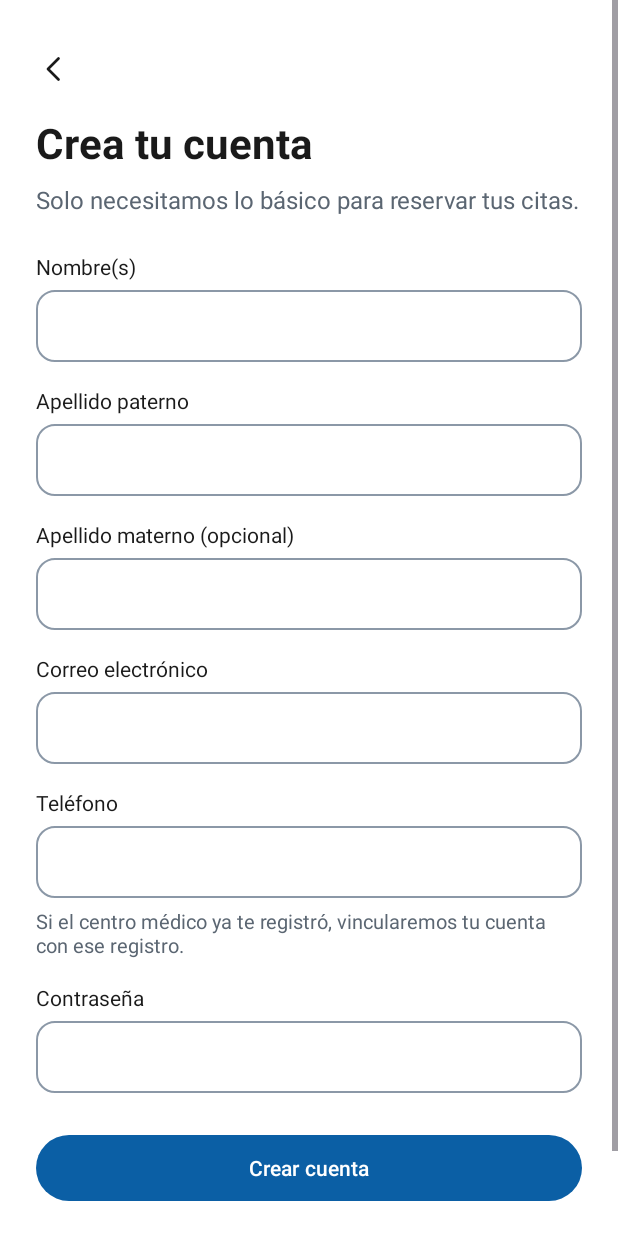
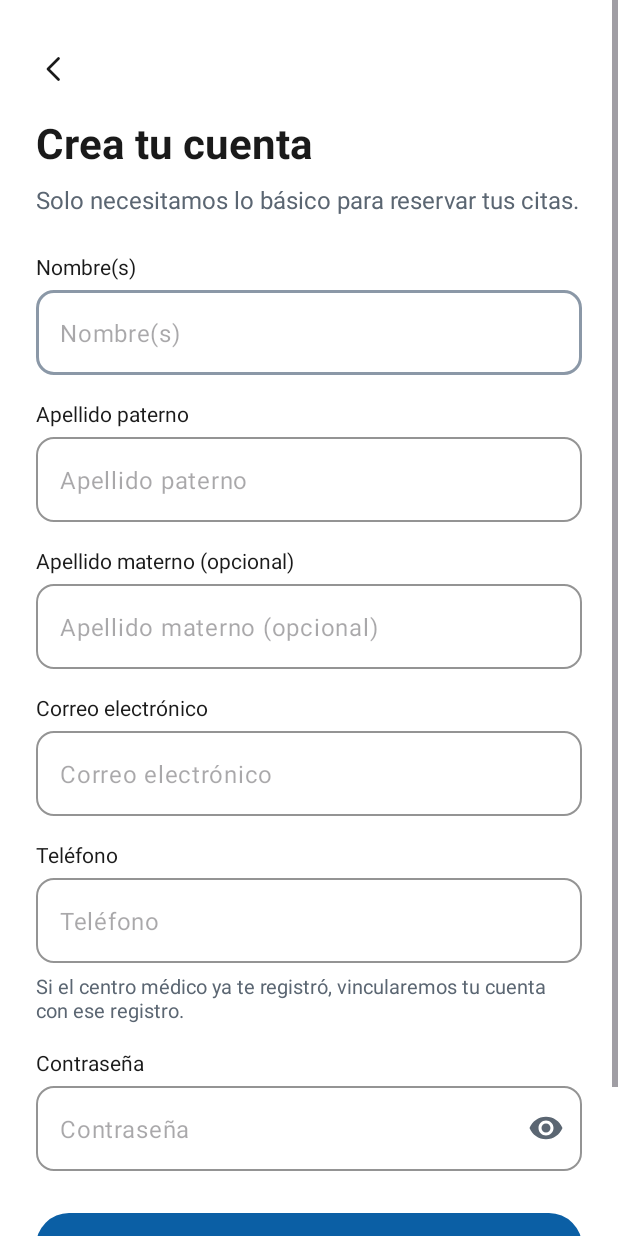
Before and after one commit to Arthur01012/MedicDate-movil, an Android app: the RegistroActivity screen opened directly, with no data from a screen before it, on a phone screen of 412 x 824 dp. Run offline under Robolectric (Android 15) with nearby library versions, the phone set to English and light mode, and no system bars.

Commit message:
--Detalles --Ronaldo Hernandez

```diff
--- a/app/src/main/java/com/example/medicdate/Modelo/RetrofitCliente.kt
+++ b/app/src/main/java/com/example/medicdate/Modelo/RetrofitCliente.kt
@@ -7,13 +7,12 @@ import retrofit2.Retrofit
 import retrofit2.converter.kotlinx.serialization.asConverterFactory
 
 object RetrofitCliente {
-    private const val BASE_URL = "http://192.168.1.10/medicdate_api/"
+    private const val BASE_URL = "http://medicdate.innego.net/web/apis/movile/medicdate_api/"
     private val jsonConfig = Json {
         ignoreUnknownKeys = true
         coerceInputValues = true
         isLenient = true
     }
-
     val apiService: ApiService by lazy {
         val contenType = "application/json".toMediaType()
         Retrofit.Builder()
--- a/app/src/main/java/com/example/medicdate/Presentador/clsPresentadorCuenta.kt
+++ b/app/src/main/java/com/example/medicdate/Presentador/clsPresentadorCuenta.kt
@@ -14,8 +14,7 @@ class clsPresentadorCuenta(private val vista: CuentaActivity) {
         // Si no llego el id, se regresa al login
         if (idUsuario == 0)
         {
-            vista.irALogin()
-            return
+            return vista.irALogin()
         }
 
         CoroutineScope(Dispatchers.Main).launch {
--- a/app/src/main/java/com/example/medicdate/Presentador/clsPresentadorLogin.kt
+++ b/app/src/main/java/com/example/medicdate/Presentador/clsPresentadorLogin.kt
@@ -13,8 +13,7 @@ class clsPresentadorLogin(private val vista: LoginActivity) {
     {
         if (correo.isEmpty() || clave.isEmpty())
         {
-            vista.mostrarError("Escribe tu correo y contraseña")
-            return
+            return vista.mostrarError("Escribe tu correo y contraseña")
         }
 
         CoroutineScope(Dispatchers.Main).launch {
--- a/app/src/main/java/com/example/medicdate/Presentador/clsPresentadorRegistro.kt
+++ b/app/src/main/java/com/example/medicdate/Presentador/clsPresentadorRegistro.kt
@@ -8,14 +8,12 @@ import kotlinx.coroutines.launch
 
 class clsPresentadorRegistro(private val vista: RegistroActivity) {
     private val modelo = clsRegistroModelo()
-
     fun crearCuenta(nombres: String, apellidoPaterno: String, apellidoMaterno: String, correo: String, telefono: String, clave: String)
     {
         // El apellido materno es opcional
         if (nombres.isEmpty() || apellidoPaterno.isEmpty() || correo.isEmpty() || telefono.isEmpty() || clave.isEmpty())
         {
-            vista.mostrarError("Completa todos los campos obligatorios")
-            return
+            return vista.mostrarError("Completa todos los campos obligatorios")
         }
 
         CoroutineScope(Dispatchers.Main).launch {
--- a/app/src/main/java/com/example/medicdate/Vista/LoginActivity.kt
+++ b/app/src/main/java/com/example/medicdate/Vista/LoginActivity.kt
@@ -46,15 +46,12 @@ class LoginActivity : AppCompatActivity() {
     {
         presenter.realizarLogin(txtCorreo.text.toString().trim(), txtClave.text.toString().trim())
     }
-
     fun ejecutarCrearCuenta(v: View)
     {
         startActivity(Intent(this, RegistroActivity::class.java))
     }
-
     fun loginExitoso(idUsuario: Int)
     {
-        // Por ahora abre Cuenta; despues sera la pantalla Explorar
         val intent = Intent(this, CuentaActivity::class.java)
         intent.putExtra("ID_USUARIO", idUsuario)
         startActivity(intent)
--- a/app/src/main/res/layout/activity_registro.xml
+++ b/app/src/main/res/layout/activity_registro.xml
@@ -1,5 +1,6 @@
 <?xml version="1.0" encoding="utf-8"?>
 <FrameLayout xmlns:android="http://schemas.android.com/apk/res/android"
+    xmlns:app="http://schemas.android.com/apk/res-auto"
     xmlns:tools="http://schemas.android.com/tools"
     android:id="@+id/main"
     android:layout_width="match_parent"
@@ -52,15 +53,21 @@
                 android:textColor="@color/texto"
                 android:textSize="14sp" />
 
-            <EditText
+            <com.google.android.material.textfield.TextInputLayout
+                android:id="@+id/layoutNombres"
+                style="@style/CampoMedicDate"
+                android:layout_width="match_parent"
+                android:layout_height="wrap_content"
+                android:layout_marginTop="6dp">
+
+                <com.google.android.material.textfield.TextInputEditText
                     android:id="@+id/txtNombres"
                     android:layout_width="match_parent"
-                android:layout_height="48dp"
-                android:layout_marginTop="6dp"
-                android:background="@drawable/bg_input"
+                    android:layout_height="wrap_content"
+                    android:hint="Nombre(s)"
                     android:inputType="textPersonName|textCapWords"
-                android:paddingHorizontal="16dp"
                     android:textColor="@color/texto" />
+            </com.google.android.material.textfield.TextInputLayout>
 
             <TextView
                 android:layout_width="wrap_content"
@@ -70,15 +77,21 @@
                 android:textColor="@color/texto"
                 android:textSize="14sp" />
 
-            <EditText
+            <com.google.android.material.textfield.TextInputLayout
+                android:id="@+id/layoutApellidoPaterno"
+                style="@style/CampoMedicDate"
+                android:layout_width="match_parent"
+                android:layout_height="wrap_content"
+                android:layout_marginTop="6dp">
+
+                <com.google.android.material.textfield.TextInputEditText
                     android:id="@+id/txtApellidoPaterno"
                     android:layout_width="match_parent"
-                android:layout_height="48dp"
-                android:layout_marginTop="6dp"
-                android:background="@drawable/bg_input"
+                    android:layout_height="wrap_content"
+                    android:hint="Apellido paterno"
                     android:inputType="textPersonName|textCapWords"
-                android:paddingHorizontal="16dp"
                     android:textColor="@color/texto" />
+            </com.google.android.material.textfield.TextInputLayout>
 
             <TextView
                 android:layout_width="wrap_content"
@@ -88,15 +101,21 @@
                 android:textColor="@color/texto"
                 android:textSize="14sp" />
 
-            <EditText
+            <com.google.android.material.textfield.TextInputLayout
+                android:id="@+id/layoutApellidoMaterno"
+                style="@style/CampoMedicDate"
+                android:layout_width="match_parent"
+                android:layout_height="wrap_content"
+                android:layout_marginTop="6dp">
+
+                <com.google.android.material.textfield.TextInputEditText
                     android:id="@+id/txtApellidoMaterno"
                     android:layout_width="match_parent"
-                android:layout_height="48dp"
-                android:layout_marginTop="6dp"
-                android:background="@drawable/bg_input"
+                    android:layout_height="wrap_content"
+                    android:hint="Apellido materno (opcional)"
                     android:inputType="textPersonName|textCapWords"
-                android:paddingHorizontal="16dp"
                     android:textColor="@color/texto" />
+            </com.google.android.material.textfield.TextInputLayout>
 
             <TextView
                 android:layout_width="wrap_content"
@@ -106,15 +125,21 @@
                 android:textColor="@color/texto"
                 android:textSize="14sp" />
 
-            <EditText
+            <com.google.android.material.textfield.TextInputLayout
+                android:id="@+id/layoutCorreo"
+                style="@style/CampoMedicDate"
+                android:layout_width="match_parent"
+                android:layout_height="wrap_content"
+                android:layout_marginTop="6dp">
+
+                <com.google.android.material.textfield.TextInputEditText
                     android:id="@+id/txtCorreo"
                     android:layout_width="match_parent"
-                android:layout_height="48dp"
-                android:layout_marginTop="6dp"
-                android:background="@drawable/bg_input"
+                    android:layout_height="wrap_content"
+                    android:hint="Correo electrónico"
                     android:inputType="textEmailAddress"
-                android:paddingHorizontal="16dp"
                     android:textColor="@color/texto" />
+            </com.google.android.material.textfield.TextInputLayout>
 
             <TextView
                 android:layout_width="wrap_content"
@@ -124,15 +149,21 @@
                 android:textColor="@color/texto"
                 android:textSize="14sp" />
 
-            <EditText
+            <com.google.android.material.textfield.TextInputLayout
+                android:id="@+id/layoutTelefono"
+                style="@style/CampoMedicDate"
+                android:layout_width="match_parent"
+                android:layout_height="wrap_content"
+                android:layout_marginTop="6dp">
+
+                <com.google.android.material.textfield.TextInputEditText
                     android:id="@+id/txtTelefono"
                     android:layout_width="match_parent"
-                android:layout_height="48dp"
-                android:layout_marginTop="6dp"
-                android:background="@drawable/bg_input"
+                    android:layout_height="wrap_content"
+                    android:hint="Teléfono"
                     android:inputType="phone"
-                android:paddingHorizontal="16dp"
                     android:textColor="@color/texto" />
+            </com.google.android.material.textfield.TextInputLayout>
 
             <TextView
                 android:layout_width="wrap_content"
@@ -150,15 +181,23 @@
                 android:textColor="@color/texto"
                 android:textSize="14sp" />
 
-            <EditText
+            <com.google.android.material.textfield.TextInputLayout
+                android:id="@+id/layoutClave"
+                style="@style/CampoMedicDate"
+                android:layout_width="match_parent"
+                android:layout_height="wrap_content"
+                android:layout_marginTop="6dp"
+                app:endIconMode="password_toggle"
+                app:endIconTint="@color/texto_secundario">
+
+                <com.google.android.material.textfield.TextInputEditText
                     android:id="@+id/txtClave"
                     android:layout_width="match_parent"
-                android:layout_height="48dp"
-                android:layout_marginTop="6dp"
-                android:background="@drawable/bg_input"
+                    android:layout_height="wrap_content"
+                    android:hint="Contraseña"
                     android:inputType="textPassword"
-                android:paddingHorizontal="16dp"
                     android:textColor="@color/texto" />
+            </com.google.android.material.textfield.TextInputLayout>
 
             <Button
                 android:id="@+id/btnCrearCuenta"
--- a/app/src/main/res/values/themes.xml
+++ b/app/src/main/res/values/themes.xml
@@ -5,4 +5,14 @@
     </style>
 
     <style name="Theme.MedicDate" parent="Base.Theme.MedicDate" />
+
+    <!-- CAMBIO: estilo de los campos de texto (Material3 con borde redondeado) -->
+    <style name="CampoMedicDate" parent="Widget.Material3.TextInputLayout.OutlinedBox">
+        <item name="boxCornerRadiusTopStart">12dp</item>
+        <item name="boxCornerRadiusTopEnd">12dp</item>
+        <item name="boxCornerRadiusBottomStart">12dp</item>
+        <item name="boxCornerRadiusBottomEnd">12dp</item>
+        <item name="boxStrokeColor">@color/borde</item>
+        <item name="hintEnabled">false</item> <!-- CAMBIO: el hint se ve dentro del campo como antes -->
+    </style>
 </resources>
```
Also changed, not shown: app/src/main/res/layout/activity_login.xml (+32 -20 lines). Lines whose indentation alone changed are shown as unchanged.
